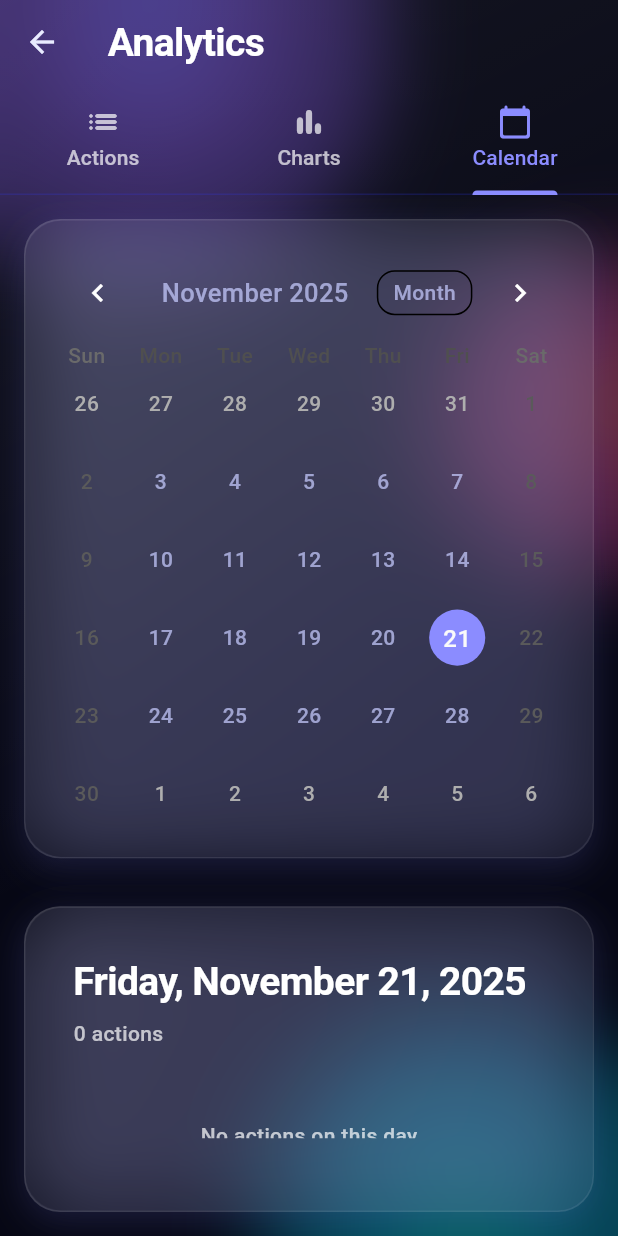
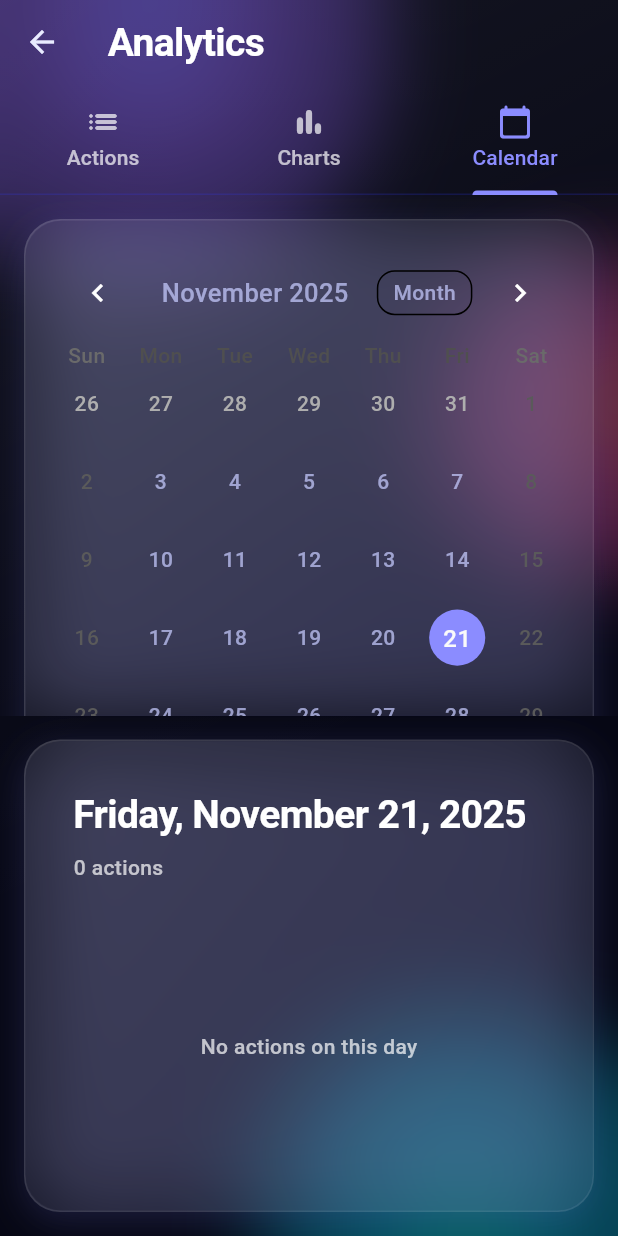
Before and after one commit to T0shko/Bazar, a Flutter app: the AnalyticsScreen screen opened directly, tab 3 chosen, on a phone screen of 412 x 824 dp. Run offline on Flutter 3.47's test engine with Material 3 defaults, Android fonts, the light colour scheme and no system bars; drawn by our look-alikes of table_calendar; our stand-ins replace cached_network_image, fl_chart, image_cropper, image_picker, supabase_flutter; accounts and stored records are empty; Roboto replaces fonts that are missing (SF Pro Display).

Commit message:
Refactor analytics screen layout for better responsiveness and update form screens to use LayoutBuilder for improved UI adaptability

```diff
--- a/lib/screens/analytics_screen.dart
+++ b/lib/screens/analytics_screen.dart
@@ -751,9 +751,21 @@ class _AnalyticsScreenState extends State<AnalyticsScreen>
   Widget _buildCalendarTab(Color textColor, Color mutedText, ColorScheme scheme) {
     final dailyCounts = _stats['daily_counts'] as Map<String, int>? ?? {};
 
+    return LayoutBuilder(
+      builder: (context, constraints) {
+        // Calculate available height and constrain calendar to max 60% of screen
+        final maxCalendarHeight = constraints.maxHeight * 0.6;
+
         return Column(
           children: [
-        Padding(
+            Flexible(
+              fit: FlexFit.loose,
+              child: ConstrainedBox(
+                constraints: BoxConstraints(
+                  maxHeight: maxCalendarHeight,
+                ),
+                child: SingleChildScrollView(
+                  child: Padding(
                     padding: const EdgeInsets.all(AppTheme.spacing16),
                     child: ModernCard(
                       child: TableCalendar(
@@ -808,10 +820,15 @@ class _AnalyticsScreenState extends State<AnalyticsScreen>
                       ),
                     ),
                   ),
+                ),
+              ),
+            ),
             Expanded(
               child: _buildDayDetails(dailyCounts, textColor, mutedText, scheme),
             ),
           ],
+        );
+      },
     );
   }
 
@@ -835,10 +852,10 @@ class _AnalyticsScreenState extends State<AnalyticsScreen>
     return Padding(
       padding: const EdgeInsets.all(AppTheme.spacing16),
       child: ModernCard(
-        child: Column(
-          crossAxisAlignment: CrossAxisAlignment.start,
-          children: [
-            Padding(
+        child: CustomScrollView(
+          slivers: [
+            SliverToBoxAdapter(
+              child: Padding(
                 padding: const EdgeInsets.all(AppTheme.spacing16),
                 child: Column(
                   crossAxisAlignment: CrossAxisAlignment.start,
@@ -856,9 +873,11 @@ class _AnalyticsScreenState extends State<AnalyticsScreen>
                   ],
                 ),
               ),
-            Expanded(
-              child: dayLogs.isEmpty
-                  ? Center(
+            ),
+            if (dayLogs.isEmpty)
+              SliverFillRemaining(
+                hasScrollBody: false,
+                child: Center(
                   child: Padding(
                     padding: const EdgeInsets.all(AppTheme.spacing32),
                     child: Text(
@@ -866,10 +885,12 @@ class _AnalyticsScreenState extends State<AnalyticsScreen>
                       style: AppTheme.bodyMedium(context).copyWith(color: mutedText),
                     ),
                   ),
+                ),
               )
-                  : ListView.builder(
-                      itemCount: dayLogs.length,
-                      itemBuilder: (context, index) {
+            else
+              SliverList(
+                delegate: SliverChildBuilderDelegate(
+                  (context, index) {
                     final log = dayLogs[index];
                     return ListTile(
                       leading: Icon(
@@ -887,6 +908,7 @@ class _AnalyticsScreenState extends State<AnalyticsScreen>
                       ),
                     );
                   },
+                  childCount: dayLogs.length,
                 ),
               ),
           ],
--- a/lib/services/image_picker_service.dart
+++ b/lib/services/image_picker_service.dart
@@ -1,6 +1,6 @@
 import 'dart:async';
 import 'dart:io' if (dart.library.html) 'dart:html';
-import 'package:flutter/foundation.dart' show kIsWeb;
+import 'package:flutter/foundation.dart' show kIsWeb, defaultTargetPlatform;
 import 'package:flutter/material.dart';
 import 'package:image_picker/image_picker.dart';
 import 'image_cropper_helper.dart';
@@ -68,7 +68,8 @@ class ImagePickerService {
       );
     } else {
       // Check if we're on macOS - camera requires delegate setup
-      final isMacOS = !kIsWeb && Platform.isMacOS;
+      // Use defaultTargetPlatform which works on all platforms including web
+      final isMacOS = defaultTargetPlatform == TargetPlatform.macOS;
 
       // On macOS, only show gallery (camera requires delegate setup)
       // On iOS/Android, show both options
--- a/lib/services/supabase_service.dart
+++ b/lib/services/supabase_service.dart
@@ -1,3 +1,4 @@
+// Platform-specific imports
 import 'dart:io' if (dart.library.html) 'dart:html';
 import 'dart:typed_data';
 import 'package:flutter/foundation.dart' show kIsWeb;
@@ -361,6 +362,7 @@ class SupabaseService {
       } else {
         // On mobile/desktop, upload File directly
         // File type is dart:io.File on mobile/desktop
+        // ignore: avoid_as
         final file = imageFile as File;
         await _client.storage.from(_productImagesBucket).upload(
           filePath,
```
Also changed, not shown: lib/screens/coffee_screen_new.dart (+6 -1 lines), lib/screens/donation_screen_new.dart (+6 -1 lines), lib/screens/product_form_screen_new.dart (+6 -1 lines), 1 other file. Lines whose indentation alone changed are shown as unchanged.
